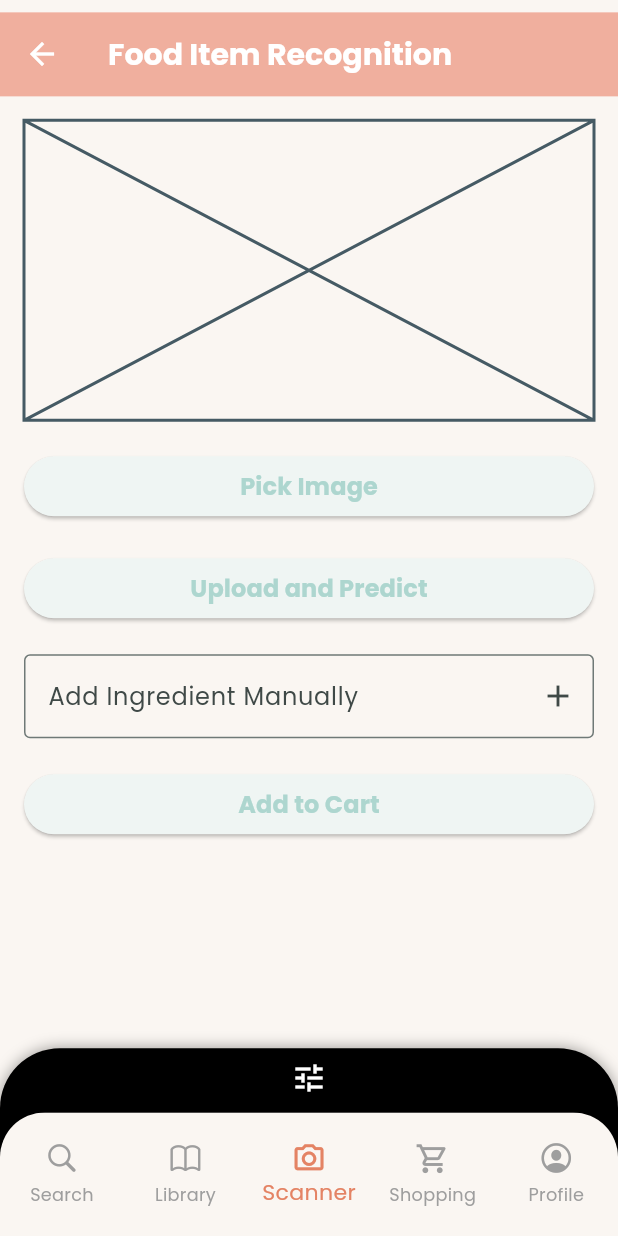
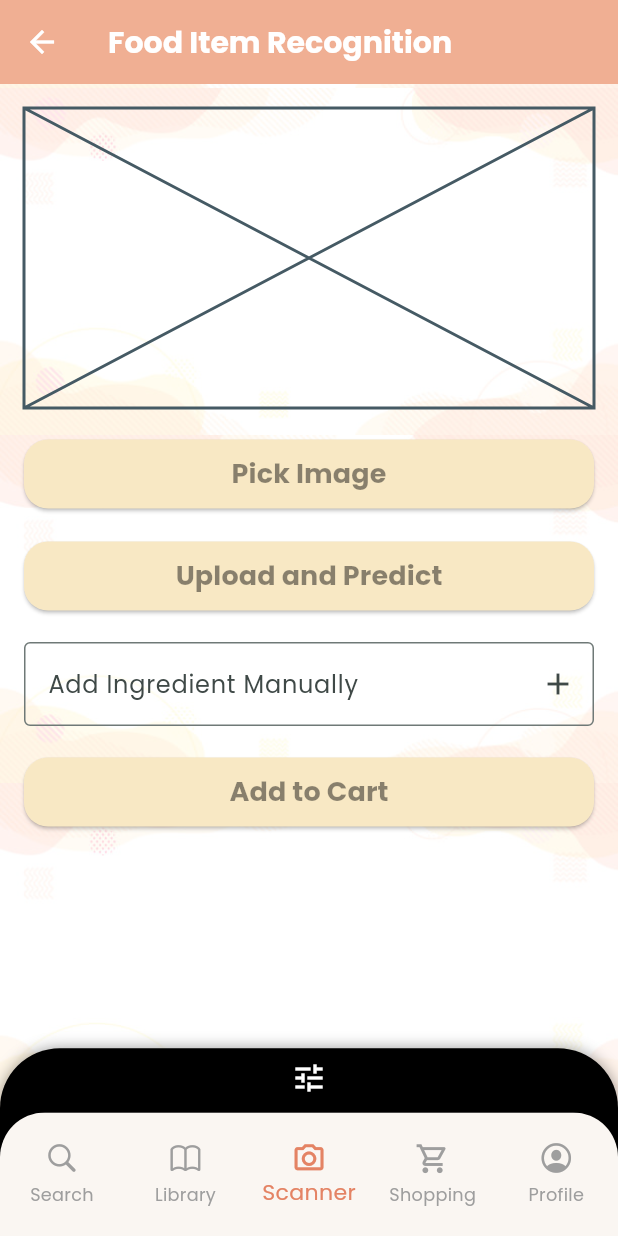
Before and after one commit to ninadgns/Android-Project-Pink-Flag, a Flutter app: the Homescreen screen opened directly, item 3 of the bottom bar chosen, on a phone screen of 412 x 824 dp. Run offline on Flutter 3.47's test engine with Material 3 defaults, Android fonts, the phone set to English and light mode, and no system bars; our stand-ins replace carousel_slider, chewie, flutter_tts, font_awesome_flutter, google_fonts, image_picker and 5 more.

Commit message:
ui
choto choto kaj

```diff
--- a/lib/data/constants.dart
+++ b/lib/data/constants.dart
@@ -41,7 +41,7 @@ final homepageScreens = [
   const SearchScreen(),
   const LibraryScreen(),
   ScannerScreen(),
-  const ShoppingScreen(),
+  ShoppingScreen(),
   const ProfileScreen(),
   const FoodPlannerScreen(),
 ];
--- a/lib/main.dart
+++ b/lib/main.dart
@@ -1,3 +1,5 @@
+import 'package:dim/screens/HomeScreen.dart';
+
 import '/screens/ImageAnimationScreen.dart';
 import '/screens/Onboarding.dart';
 import 'package:flutter/material.dart';
@@ -25,8 +27,8 @@ class MyApp extends StatelessWidget {
       debugShowCheckedModeBanner: false,
       title: 'Flutter Demo',
       theme: appTheme,
-      home: Onboarding(),
-       //home: ProfileScreen(),
+      //home: Onboarding(),
+      home: Homescreen(),
 
     );
   }
--- a/lib/screens/HomeScreen.dart
+++ b/lib/screens/HomeScreen.dart
@@ -29,12 +29,9 @@ class _HomescreenState extends State<Homescreen> {
       extendBody: true,
       resizeToAvoidBottomInset: false,
       // backgroundColor: ,
-      body: Container(
-        margin: EdgeInsets.only(top: _height * 0.01),
-        child: Center(
+      body: Center(
           child: homepageScreens[_current_index],
         ),
-      ),
       bottomNavigationBar: BottomNavBar(onItemTapped: _onItemTapped),
     );
   }
--- a/lib/screens/Profile/SubscriptionScreen.dart
+++ b/lib/screens/Profile/SubscriptionScreen.dart
@@ -137,9 +137,9 @@ class _SubscriptionScreenState extends State<SubscriptionScreen> {
         decoration: const BoxDecoration(
           color: Colors.white,
           image: DecorationImage(
-            image: AssetImage('assets/images/cat.png'),
+            image: AssetImage('assets/images/teal.png'),
             repeat: ImageRepeat.repeat,
-            opacity: 0.1,
+            opacity: 0.08,
           ),
         ),
         child: Column(
--- a/lib/screens/ScannerScreen.dart
+++ b/lib/screens/ScannerScreen.dart
@@ -1,13 +1,4 @@
-// import 'package:flutter/material.dart';
-//
-// class ScannerScreen extends StatelessWidget {
-//   const ScannerScreen({super.key});
-//
-//   @override
-//   Widget build(BuildContext context) {
-//     return const Center(child: Text('Ami Scanner Screen'));
-//   }
-// }
+
 import 'dart:convert';
 import 'dart:typed_data';
 import 'package:flutter/material.dart';
@@ -93,6 +84,10 @@ class ScannerScreen extends StatelessWidget {
             actions: [
               TextButton(
                 onPressed: () => Navigator.of(context).pop(),
+                style: TextButton.styleFrom(
+                  foregroundColor: Color(0xffd2a85d),
+                  backgroundColor: Colors.transparent,
+                ),
                 child: const Text("Close"),
               )
             ],
@@ -110,6 +105,10 @@ class ScannerScreen extends StatelessWidget {
             actions: [
               TextButton(
                 onPressed: () => Navigator.of(context).pop(),
+                style: TextButton.styleFrom(
+                  foregroundColor: Color(0xffd2a85d),
+                  backgroundColor: Colors.transparent,
+                ),
                 child: const Text("Close"),
               )
             ],
@@ -119,14 +118,28 @@ class ScannerScreen extends StatelessWidget {
 
   @override
   Widget build(BuildContext context) {
+    const double minHeight = 700.0;
+    const double itemHeight = 60.0;
+    final double totalHeight = minHeight + (_ingredients.length * itemHeight);
+
     return StatefulBuilder(builder: (context, updateState) {
       return Scaffold(
         appBar: AppBar(
+          backgroundColor: Color(0xfff0af93),
           title: const Text('Food Item Recognition'),
 
         ),
         body: SingleChildScrollView(
-          child: Padding(
+          child: Container(
+            decoration: const BoxDecoration(
+              color: Colors.white,
+              image: DecorationImage(
+                image: AssetImage('assets/images/mix.jpg'),
+                repeat: ImageRepeat.repeat,
+                opacity: 0.16,
+              ),
+            ),
+            height: totalHeight,
             padding: const EdgeInsets.all(16.0),
             child: Column(
               crossAxisAlignment: CrossAxisAlignment.stretch,
@@ -144,12 +157,36 @@ class ScannerScreen extends StatelessWidget {
                 const SizedBox(height: 20),
                 ElevatedButton(
                   onPressed: () => _pickImage(context, updateState),
-                  child: const Text('Pick Image'),
+                  style: ElevatedButton.styleFrom(
+                    backgroundColor: const Color(0xFFF8E8C4),
+                    padding: const EdgeInsets.symmetric(vertical: 10),
+                    shape: RoundedRectangleBorder(
+                      borderRadius: BorderRadius.circular(16),
+                    ),
+                  ),
+                  child: const Text('Pick Image',
+                    style: TextStyle(
+                    fontSize: 18,
+                    color: Colors.black45,
+                    ),
+                  ),
                 ),
                 const SizedBox(height: 20),
                 ElevatedButton(
                   onPressed: () => _uploadImage(context, updateState),
-                  child: const Text('Upload and Predict'),
+                  style: ElevatedButton.styleFrom(
+                    backgroundColor: const Color(0xFFF8E8C4),
+                    padding: const EdgeInsets.symmetric(vertical: 10),
+                    shape: RoundedRectangleBorder(
+                      borderRadius: BorderRadius.circular(16),
+                    ),
+                  ),
+                  child: const Text('Upload and Predict',
+                    style: TextStyle(
+                      fontSize: 18,
+                      color: Colors.black45,
+                    ),
+                  ),
                 ),
                 const SizedBox(height: 20),
 
@@ -175,13 +212,26 @@ class ScannerScreen extends StatelessWidget {
                 // Add to Cart Button
                 ElevatedButton(
                   onPressed: () => _addToCart(context),
-                  child: const Text('Add to Cart'),
+                  style: ElevatedButton.styleFrom(
+                    backgroundColor: const Color(0xFFF8E8C4),
+                    padding: const EdgeInsets.symmetric(vertical: 10),
+                    shape: RoundedRectangleBorder(
+                      borderRadius: BorderRadius.circular(16),
+                    ),
+                  ),
+                  child: const Text('Add to Cart',
+                    style: TextStyle(
+                      fontSize: 18,
+                      color: Colors.black45,
+                    ),
+                  ),
                 ),
 
                 const SizedBox(height: 20),
 
                 // Ingredient List
-                ListView.builder(
+                Expanded(
+                 child:ListView.builder(
                   shrinkWrap: true,
                   physics: const NeverScrollableScrollPhysics(),
                   itemCount: _ingredients.length,
@@ -203,6 +253,8 @@ class ScannerScreen extends StatelessWidget {
                     );
                   },
                 ),
+                ),
+                const SizedBox(height: 20),
               ],
             ),
           ),
--- a/lib/screens/SearchScreen.dart
+++ b/lib/screens/SearchScreen.dart
@@ -1,7 +1,7 @@
 import 'package:flutter/cupertino.dart';
 import 'package:flutter/material.dart';
 import '/screens/RecipeIntroScreen.dart';
-
+import 'package:dim/data/constants.dart';
 import '../widgets/SearchScreen/CatFoodList.dart';
 import '../widgets/SearchScreen/HorizontalScrollingCat.dart';
 import '../widgets/SearchScreen/SearchBarHome.dart';
@@ -85,7 +85,7 @@ class _SearchScreenState extends State<SearchScreen> {
             CatFoodList(),
             Container(
               height: _height * 0.3,
-              color: Colors.greenAccent,
+              color: Color(0xfffaf6f2),
             ),
           ],
         ),
```
Also changed, not shown: lib/screens/Shopping/ShoppingScreen.dart (+16 -6 lines), pubspec.yaml (+8 -2 lines), assets/images/mix.jpg (added), assets/images/orange.jpeg (deleted), assets/images/pattern.png (deleted), assets/images/teal.png (added), assets/images/tealwhite.jpeg (added), assets/images/yellow.jpg (added).
